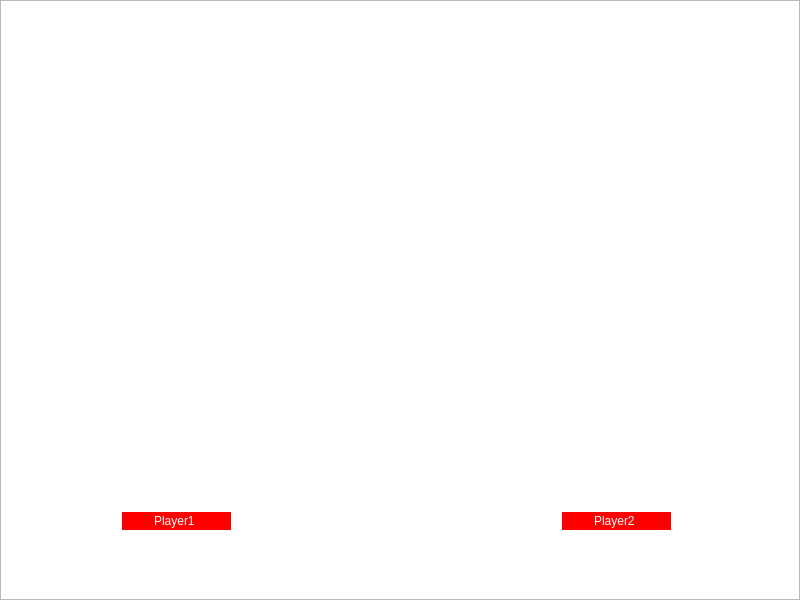
Above: authentication.ui from AlexandraZiver/Course-Project before the change. Below: the same form after it.
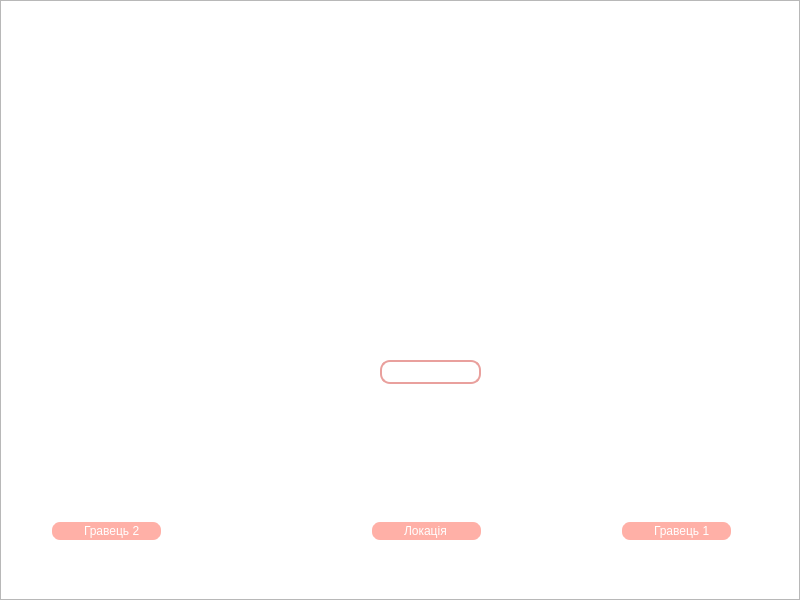
That is the form after the change. Icons and pictures are not drawn.

Diff of the .ui file:
```diff
--- a/authentication.ui
+++ b/authentication.ui
@@ -60,7 +60,7 @@
   <widget class="QPushButton" name="start_game">
    <property name="geometry">
     <rect>
-     <x>410</x>
+     <x>400</x>
      <y>20</y>
      <width>181</width>
      <height>251</height>
@@ -96,8 +96,8 @@
   <widget class="QPushButton" name="plr1_rchange">
    <property name="geometry">
     <rect>
-     <x>210</x>
-     <y>410</y>
+     <x>160</x>
+     <y>420</y>
      <width>30</width>
      <height>50</height>
     </rect>
@@ -113,10 +113,10 @@
   <widget class="QLabel" name="player1">
    <property name="geometry">
     <rect>
-     <x>130</x>
-     <y>350</y>
+     <x>70</x>
+     <y>370</y>
      <width>71</width>
-     <height>151</height>
+     <height>141</height>
     </rect>
    </property>
    <property name="styleSheet">
@@ -132,8 +132,8 @@
   <widget class="QPushButton" name="plr1_lchange">
    <property name="geometry">
     <rect>
-     <x>90</x>
-     <y>410</y>
+     <x>30</x>
+     <y>420</y>
      <width>30</width>
      <height>50</height>
     </rect>
@@ -149,8 +149,8 @@
   <widget class="QLabel" name="player2">
    <property name="geometry">
     <rect>
-     <x>580</x>
-     <y>350</y>
+     <x>630</x>
+     <y>370</y>
      <width>71</width>
      <height>151</height>
     </rect>
@@ -165,7 +165,7 @@
   <widget class="QPushButton" name="plr2_lchange">
    <property name="geometry">
     <rect>
-     <x>540</x>
+     <x>580</x>
      <y>410</y>
      <width>30</width>
      <height>50</height>
@@ -182,7 +182,7 @@
   <widget class="QPushButton" name="plr2_rchange">
    <property name="geometry">
     <rect>
-     <x>660</x>
+     <x>730</x>
      <y>410</y>
      <width>30</width>
      <height>50</height>
@@ -199,48 +199,58 @@
   <widget class="QLineEdit" name="lineEdit">
    <property name="geometry">
     <rect>
-     <x>120</x>
-     <y>510</y>
+     <x>50</x>
+     <y>520</y>
      <width>113</width>
      <height>22</height>
     </rect>
    </property>
    <property name="styleSheet">
     <string notr="true">background-color: rgb(255, 0, 0);
+
+color: rgb(253, 177, 167);
 border: 2px solid #fff; 
 color: #fff;
-padding-left: 30px;</string>
+background-color: rgb(255, 176, 167);
+
+padding-left: 30px;
+
+border-radius:10%;
+</string>
    </property>
    <property name="text">
-    <string>Player1</string>
+    <string>Гравець 2</string>
    </property>
   </widget>
   <widget class="QLineEdit" name="lineEdit_2">
    <property name="geometry">
     <rect>
-     <x>560</x>
-     <y>510</y>
+     <x>620</x>
+     <y>520</y>
      <width>113</width>
      <height>22</height>
     </rect>
    </property>
    <property name="styleSheet">
     <string notr="true">background-color: rgb(255, 0, 0);
+color: rgb(253, 177, 167);
 border: 2px solid #fff; 
 color: #fff;
-padding-left: 30px;</string>
+background-color: rgb(255, 176, 167);
+padding-left: 30px;
+border-radius:10%;</string>
    </property>
    <property name="text">
-    <string>Player2</string>
+    <string>Гравець 1</string>
    </property>
   </widget>
   <widget class="QLabel" name="ball">
    <property name="geometry">
     <rect>
-     <x>380</x>
-     <y>290</y>
+     <x>400</x>
+     <y>270</y>
      <width>81</width>
-     <height>151</height>
+     <height>101</height>
     </rect>
    </property>
    <property name="styleSheet">
@@ -256,8 +266,8 @@
   <widget class="QPushButton" name="ball_rchange">
    <property name="geometry">
     <rect>
-     <x>460</x>
-     <y>340</y>
+     <x>480</x>
+     <y>300</y>
      <width>30</width>
      <height>50</height>
     </rect>
@@ -273,8 +283,83 @@
   <widget class="QPushButton" name="ball_lchange">
    <property name="geometry">
     <rect>
-     <x>340</x>
-     <y>340</y>
+     <x>350</x>
+     <y>300</y>
+     <width>30</width>
+     <height>50</height>
+    </rect>
+   </property>
+   <property name="styleSheet">
+    <string notr="true">border: 0;
+background-image:url(:/images/arrow-l.png)</string>
+   </property>
+   <property name="text">
+    <string/>
+   </property>
+  </widget>
+  <widget class="QLineEdit" name="lineEdit_3">
+   <property name="geometry">
+    <rect>
+     <x>380</x>
+     <y>360</y>
+     <width>101</width>
+     <height>24</height>
+    </rect>
+   </property>
+   <property name="styleSheet">
+    <string notr="true">border: 2px solid rgb(233, 160, 157); 
+
+background-color: #fff;
+
+
+  opacity: 0.4;
+border-radius:10%;</string>
+   </property>
+  </widget>
+  <widget class="QLineEdit" name="location">
+   <property name="geometry">
+    <rect>
+     <x>370</x>
+     <y>520</y>
+     <width>113</width>
+     <height>22</height>
+    </rect>
+   </property>
+   <property name="styleSheet">
+    <string notr="true">background-color: rgb(255, 0, 0);
+color: rgb(253, 177, 167);
+border: 2px solid #fff; 
+color: #fff;
+background-color: rgb(255, 176, 167);
+padding-left: 30px;
+border-radius:10%;</string>
+   </property>
+   <property name="text">
+    <string>Локація</string>
+   </property>
+  </widget>
+  <widget class="QPushButton" name="placeChange2">
+   <property name="geometry">
+    <rect>
+     <x>490</x>
+     <y>460</y>
+     <width>30</width>
+     <height>50</height>
+    </rect>
+   </property>
+   <property name="styleSheet">
+    <string notr="true">border: 0;
+background-image: url(:/images/arrow-r.png);</string>
+   </property>
+   <property name="text">
+    <string/>
+   </property>
+  </widget>
+  <widget class="QPushButton" name="placeChange">
+   <property name="geometry">
+    <rect>
+     <x>330</x>
+     <y>460</y>
      <width>30</width>
      <height>50</height>
     </rect>
```
Left out of the diff: 10 changed lines with no effect on the pictures.
